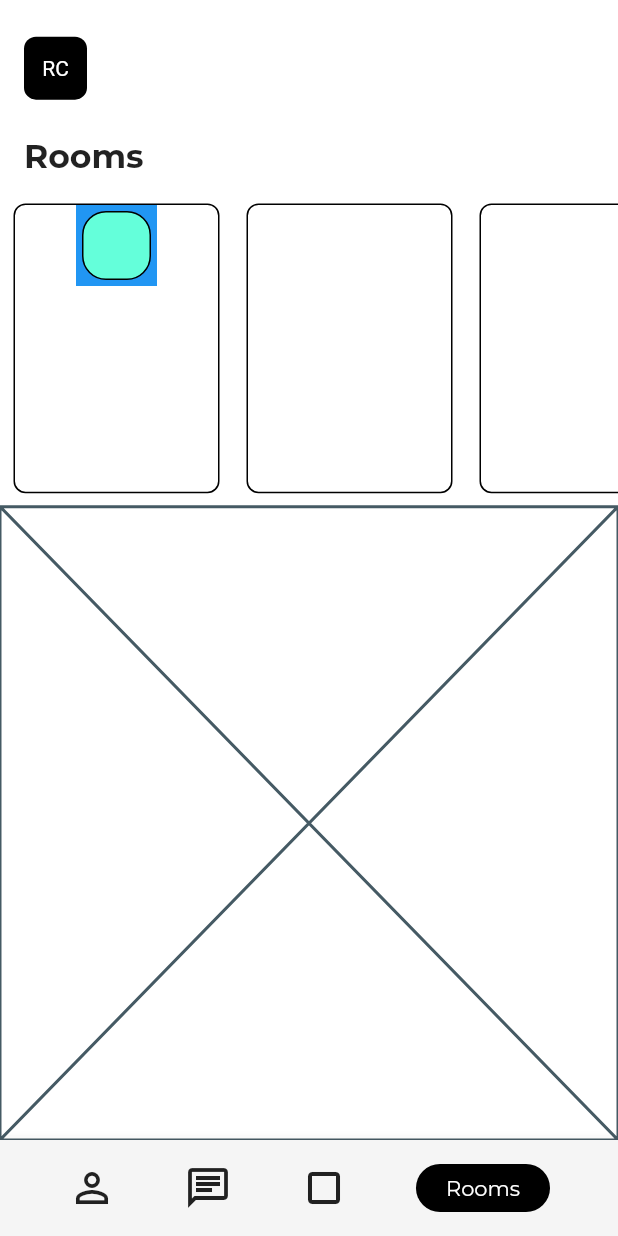
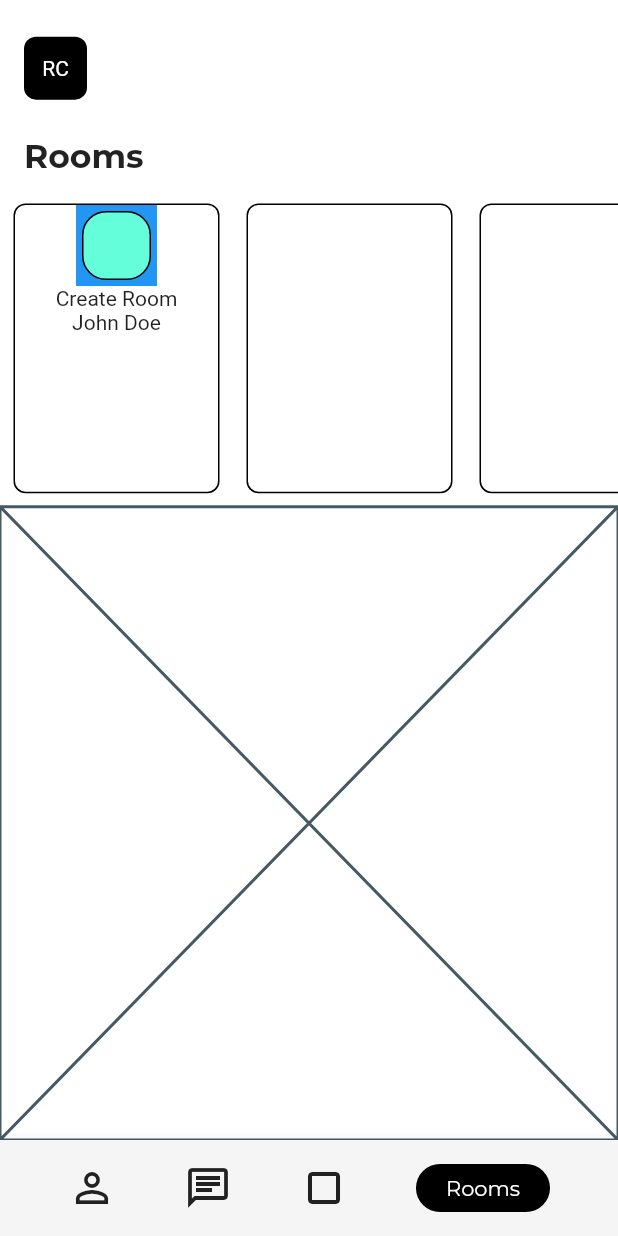
Before and after one commit to JAICHANGPARK/flutter_notebook_8th_story, a Flutter app: the RoomsPage screen opened by its route, on a phone screen of 412 x 824 dp. Run offline on Flutter 3.47's test engine with Material 2 defaults, Android fonts, the phone set to English and light mode, and no system bars; our stand-ins replace badges, flutter_hooks, google_fonts, hooks_riverpod, state_notifier.

Commit message:
Update rooms_page.dart

```diff
--- a/lib/ep588_social_app/rooms_page.dart
+++ b/lib/ep588_social_app/rooms_page.dart
@@ -94,7 +94,10 @@ class _RoomsPageState extends State<RoomsPage> {
                                     )
                                   ],
                                 ),
-                              )
+                              ),
+                              Text("Create Room"),
+                              Text("John Doe"),
+
                             ],
                           ),
                         ),
```
